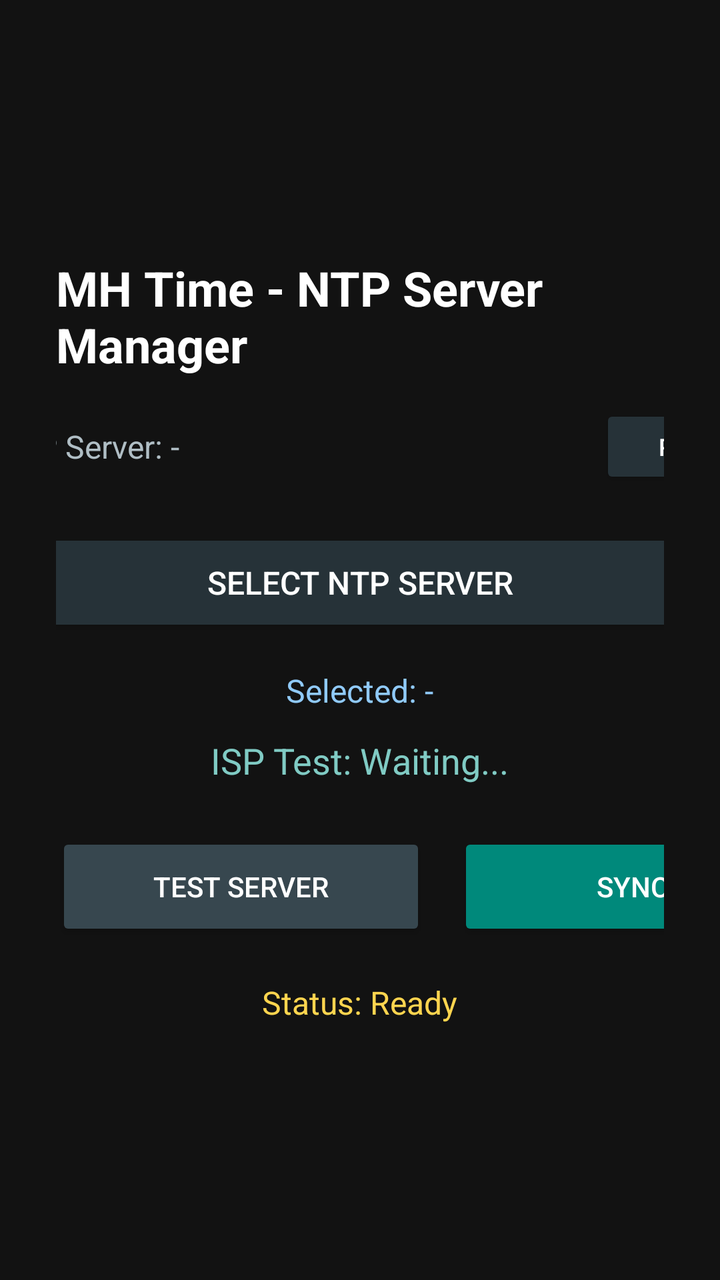
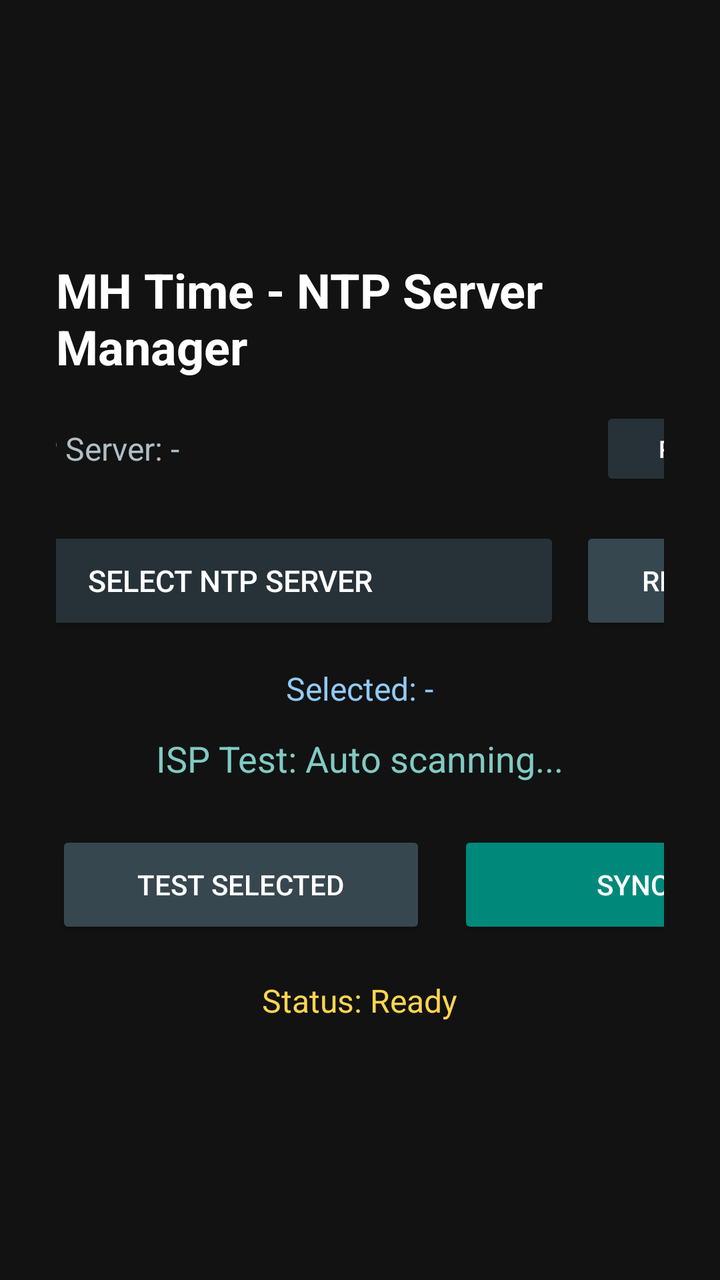

Before-and-after screenshots of an Android layout around one commit, followed by the original layout XML and the change that was made.
<!-- AndroidManifest.xml: application theme Theme.AppCompat.NoActionBar -->
<!-- res/layout/activity_main.xml -->
<?xml version="1.0" encoding="utf-8"?>
<LinearLayout xmlns:android="http://schemas.android.com/apk/res/android"
    android:layout_width="match_parent"
    android:layout_height="match_parent"
    android:background="#121212"
    android:gravity="center"
    android:orientation="vertical"
    android:padding="28dp">

    <TextView
        android:id="@+id/tvTitle"
        android:layout_width="wrap_content"
        android:layout_height="wrap_content"
        android:text="MH Time - NTP Server Manager"
        android:textColor="#FFFFFF"
        android:textSize="24sp"
        android:textStyle="bold" />

    <LinearLayout
        android:layout_width="460dp"
        android:layout_height="wrap_content"
        android:layout_marginTop="14dp"
        android:gravity="center"
        android:orientation="horizontal">

        <TextView
            android:id="@+id/tvCurrentNtp"
            android:layout_width="0dp"
            android:layout_height="wrap_content"
            android:layout_weight="1"
            android:text="Active NTP Server: -"
            android:textColor="#B0BEC5"
            android:textSize="16sp" />

        <Button
            android:id="@+id/btnRefreshCurrent"
            android:layout_width="110dp"
            android:layout_height="42dp"
            android:backgroundTint="#263238"
            android:focusable="true"
            android:text="Refresh"
            android:textColor="#FFFFFF"
            android:textSize="12sp" />
    </LinearLayout>

    <Button
        android:id="@+id/btnOpenServerDialog"
        android:layout_width="460dp"
        android:layout_height="54dp"
        android:layout_marginTop="20dp"
        android:backgroundTint="#263238"
        android:focusable="true"
        android:text="Select NTP Server"
        android:textColor="#FFFFFF"
        android:textSize="16sp" />

    <TextView
        android:id="@+id/tvSelectedTarget"
        android:layout_width="wrap_content"
        android:layout_height="wrap_content"
        android:layout_marginTop="16dp"
        android:text="Selected: -"
        android:textColor="#90CAF9"
        android:textSize="16sp" />

    <TextView
        android:id="@+id/tvTestResult"
        android:layout_width="wrap_content"
        android:layout_height="wrap_content"
        android:layout_marginTop="12dp"
        android:text="ISP Test: Waiting..."
        android:textColor="#80CBC4"
        android:textSize="18sp" />

    <LinearLayout
        android:layout_width="wrap_content"
        android:layout_height="wrap_content"
        android:layout_marginTop="24dp"
        android:orientation="horizontal">

        <Button
            android:id="@+id/btnTestServer"
            android:layout_width="185dp"
            android:layout_height="54dp"
            android:layout_marginEnd="16dp"
            android:backgroundTint="#37474F"
            android:focusable="true"
            android:text="Test Server"
            android:textColor="#FFFFFF" />

        <Button
            android:id="@+id/btnSyncNow"
            android:layout_width="210dp"
            android:layout_height="54dp"
            android:backgroundTint="#00897B"
            android:focusable="true"
            android:text="Sync Now"
            android:textColor="#FFFFFF" />
    </LinearLayout>

    <TextView
        android:id="@+id/tvSyncStatus"
        android:layout_width="wrap_content"
        android:layout_height="wrap_content"
        android:layout_marginTop="20dp"
        android:text="Status: Ready"
        android:textColor="#FFD54F"
        android:textSize="16sp" />

</LinearLayout>
<!-- resources referenced by this layout -->
<resources>

</resources>

<!-- the commit's change to res/layout/activity_main.xml (unified diff, before → after) -->
@@ -43,16 +43,35 @@
             android:textSize="12sp" />
     </LinearLayout>
 
-    <Button
-        android:id="@+id/btnOpenServerDialog"
+    <LinearLayout
         android:layout_width="460dp"
-        android:layout_height="54dp"
-        android:layout_marginTop="20dp"
-        android:backgroundTint="#263238"
-        android:focusable="true"
-        android:text="Select NTP Server"
-        android:textColor="#FFFFFF"
-        android:textSize="16sp" />
+        android:layout_height="wrap_content"
+        android:layout_marginTop="18dp"
+        android:gravity="center_vertical"
+        android:orientation="horizontal">
+
+        <Button
+            android:id="@+id/btnOpenServerDialog"
+            android:layout_width="0dp"
+            android:layout_height="54dp"
+            android:layout_marginEnd="10dp"
+            android:layout_weight="1"
+            android:backgroundTint="#263238"
+            android:focusable="true"
+            android:text="Select NTP Server"
+            android:textColor="#FFFFFF"
+            android:textSize="15sp" />
+
+        <Button
+            android:id="@+id/btnRescanAll"
+            android:layout_width="120dp"
+            android:layout_height="54dp"
+            android:backgroundTint="#37474F"
+            android:focusable="true"
+            android:text="Re-scan"
+            android:textColor="#FFFFFF"
+            android:textSize="14sp" />
+    </LinearLayout>
 
     <TextView
         android:id="@+id/tvSelectedTarget"
@@ -68,7 +87,7 @@
         android:layout_width="wrap_content"
         android:layout_height="wrap_content"
         android:layout_marginTop="12dp"
-        android:text="ISP Test: Waiting..."
+        android:text="ISP Test: Auto scanning..."
         android:textColor="#80CBC4"
         android:textSize="18sp" />
 
@@ -85,7 +104,7 @@
             android:layout_marginEnd="16dp"
             android:backgroundTint="#37474F"
             android:focusable="true"
-            android:text="Test Server"
+            android:text="Test Selected"
             android:textColor="#FFFFFF" />
 
         <Button
